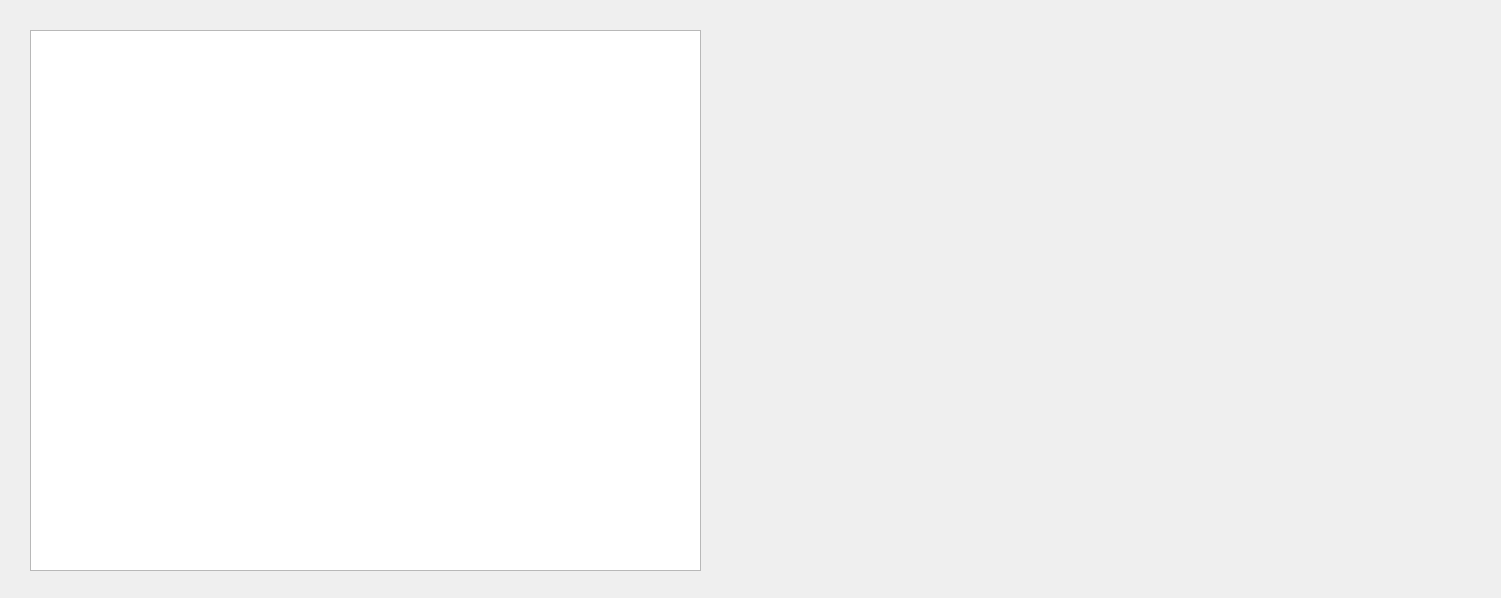
The window that resultswindow.ui (minno22/RugbyAnalyser) describes before a commit, drawn with Qt 5.
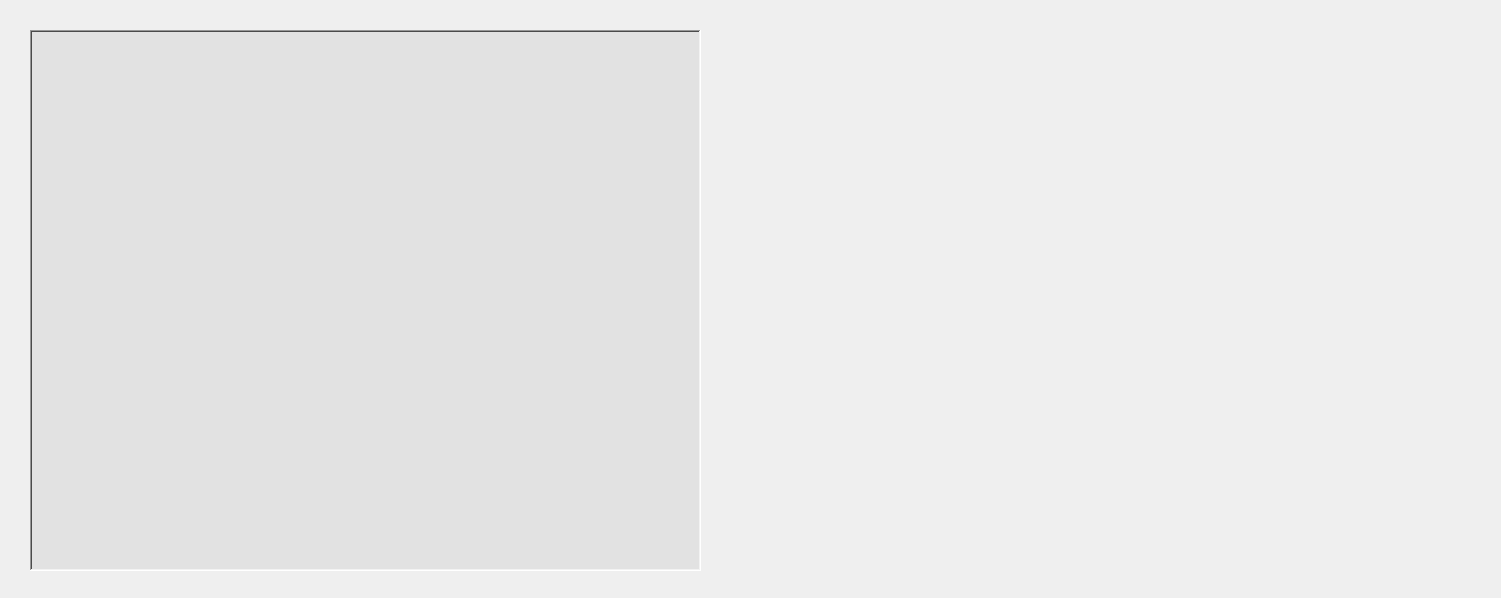
The same window after the commit. Icons and pictures are not drawn.

What changed in the file:
```diff
--- a/resultswindow.ui
+++ b/resultswindow.ui
@@ -13,6 +13,13 @@
   <property name="windowTitle">
    <string>Dialog</string>
   </property>
+  <property name="styleSheet">
+   <string notr="true">QDialog{background-image: url(:/new/prefix1/Assets/Background1.jpg) }
+
+QLabel{color:green; background-color:white}
+
+QPushButton { color: green; background-color:white }</string>
+  </property>
   <widget class="QTextBrowser" name="textBrowser">
    <property name="geometry">
     <rect>
@@ -22,6 +29,21 @@
      <height>541</height>
     </rect>
    </property>
+   <property name="font">
+    <font>
+     <family>Arial Rounded MT Bold</family>
+     <pointsize>12</pointsize>
+    </font>
+   </property>
+   <property name="styleSheet">
+    <string notr="true">background-color: rgb(226, 226, 226);</string>
+   </property>
+   <property name="frameShape">
+    <enum>QFrame::WinPanel</enum>
+   </property>
+   <property name="lineWidth">
+    <number>2</number>
+   </property>
   </widget>
   <widget class="QWidget" name="verticalLayoutWidget">
    <property name="geometry">
```
